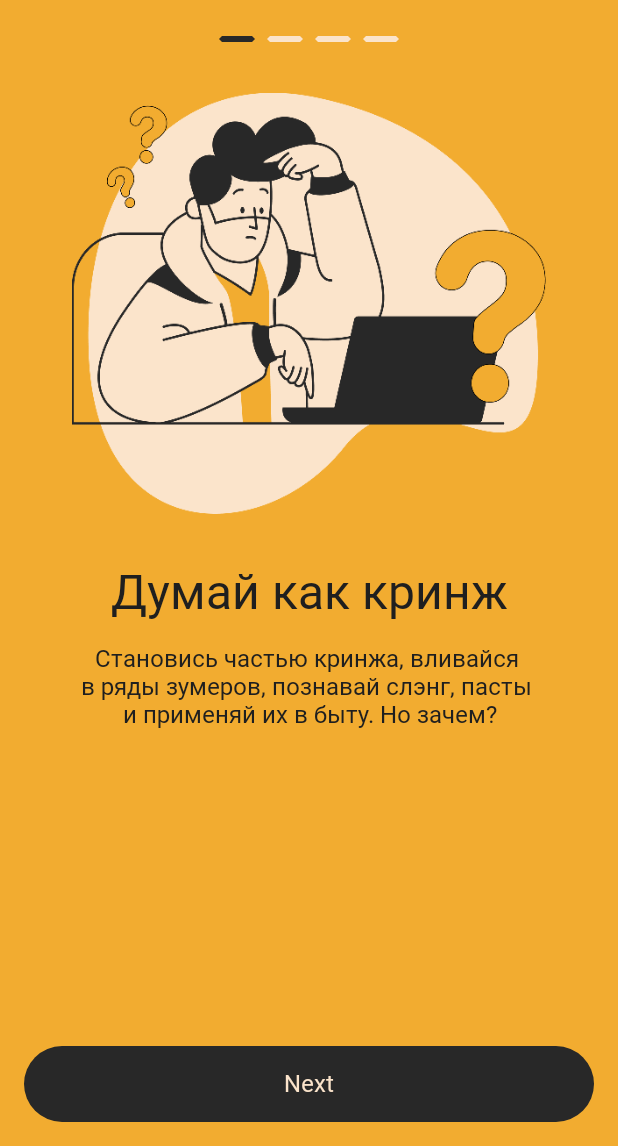
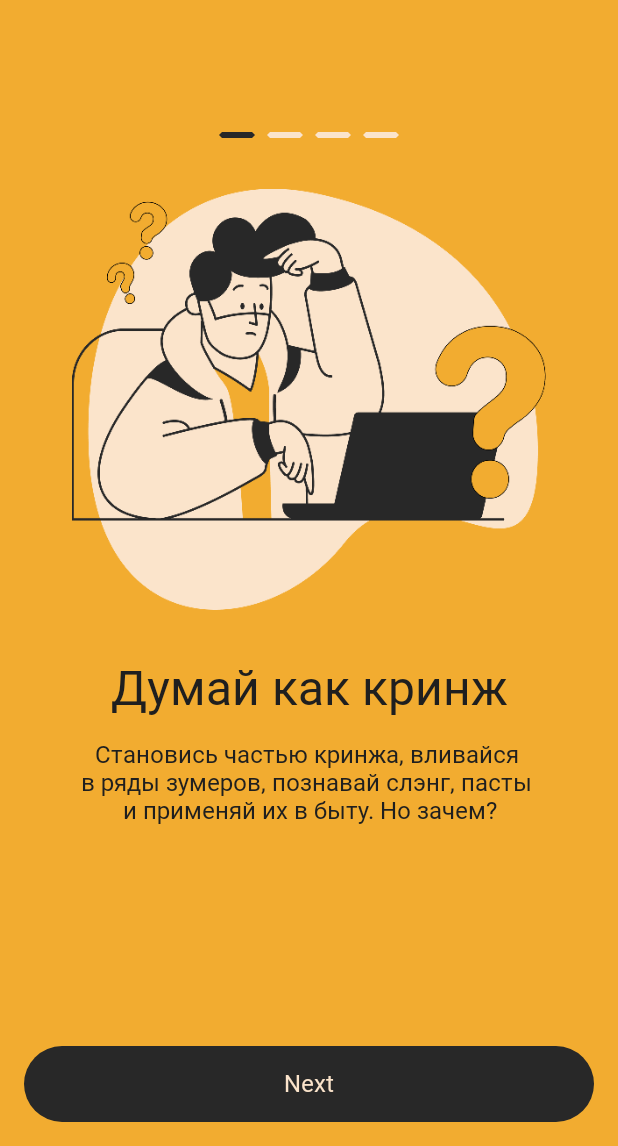
Before and after one commit to RomaZykov/CringeHub, an Android app built with Jetpack Compose: the @Preview function OnBoardingScreenPreview, on a phone screen of 412 x 824 dp, the part 90-1236 px from its top. Run offline under Robolectric (Android 15) with nearby library versions, the phone set to English and light mode, and no system bars; Roboto replaces fonts that are not available here.

Commit message:
little improvements

```diff
--- a/app/src/main/java/com/example/cringehub/ui/MainActivity.kt
+++ b/app/src/main/java/com/example/cringehub/ui/MainActivity.kt
@@ -6,7 +6,7 @@ import androidx.activity.ComponentActivity
 import androidx.activity.SystemBarStyle
 import androidx.activity.compose.setContent
 import androidx.activity.enableEdgeToEdge
-import com.example.cringehub.navigation.MainNavigation
+import com.example.cringehub.navigation.MainNavHost
 import com.example.cringehub.theme.CringeHubTheme
 import dagger.hilt.android.AndroidEntryPoint
 
@@ -19,7 +19,7 @@ class MainActivity : ComponentActivity() {
 
         setContent {
             CringeHubTheme {
-                MainNavigation()
+                MainNavHost()
             }
         }
     }
--- a/features/auth/src/main/java/com/example/feature/auth/AuthUiState.kt
+++ b/features/auth/src/main/java/com/example/feature/auth/AuthUiState.kt
@@ -22,6 +22,8 @@ import androidx.compose.ui.graphics.vector.ImageVector
 import androidx.compose.ui.res.painterResource
 import androidx.compose.ui.res.stringResource
 import androidx.compose.ui.res.vectorResource
+import androidx.compose.ui.semantics.contentDescription
+import androidx.compose.ui.semantics.semantics
 import androidx.compose.ui.text.SpanStyle
 import androidx.compose.ui.text.buildAnnotatedString
 import androidx.compose.ui.text.style.TextAlign
@@ -48,6 +50,7 @@ interface AuthUiState {
         ) {
             Column(
                 modifier = Modifier
+                    .semantics { contentDescription = "Initial Auth screen" }
                     .fillMaxSize()
                     .background(
                         brush = Brush.verticalGradient(
--- a/features/onboarding/src/main/java/com/example/feature/onboarding/OnBoardingUiState.kt
+++ b/features/onboarding/src/main/java/com/example/feature/onboarding/OnBoardingUiState.kt
@@ -18,7 +18,6 @@ import androidx.compose.foundation.layout.navigationBarsIgnoringVisibility
 import androidx.compose.foundation.layout.padding
 import androidx.compose.foundation.layout.requiredHeight
 import androidx.compose.foundation.layout.size
-import androidx.compose.foundation.layout.statusBarsIgnoringVisibility
 import androidx.compose.foundation.layout.width
 import androidx.compose.foundation.layout.windowInsetsPadding
 import androidx.compose.foundation.layout.wrapContentHeight
@@ -109,6 +108,8 @@ interface OnBoardingUiState {
                         }
                     })
 
+                Spacer(modifier = Modifier.padding(vertical = CringeHubTheme.dimensions.spaceLarge))
+
                 Box(modifier = Modifier.fillMaxSize()) {
                     HorizontalPager(
                         modifier = Modifier
@@ -125,7 +126,6 @@ interface OnBoardingUiState {
     }
 }
 
-@OptIn(ExperimentalLayoutApi::class)
 @Composable
 private fun TopSection(
     pagerState: PagerState,
@@ -133,10 +133,7 @@ private fun TopSection(
     onSkipClicked: () -> Unit
 ) {
     Box(
-        modifier = Modifier
-            .fillMaxWidth()
-            .windowInsetsPadding(WindowInsets.statusBarsIgnoringVisibility)
-            .padding(CringeHubTheme.dimensions.spaceMedium)
+        modifier = Modifier.fillMaxWidth().padding(CringeHubTheme.dimensions.spaceMedium)
     ) {
         AnimatedVisibility(
             modifier = Modifier.align(Alignment.CenterStart),
```
Also changed, not shown: settings.gradle.kts (+5 -2 lines).
